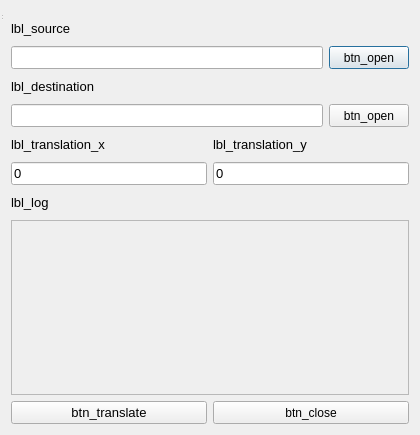
Qt form ToolTranslation.ui (LuigiCaradonna/cnctools-for-helios-automazioni) before a commit.
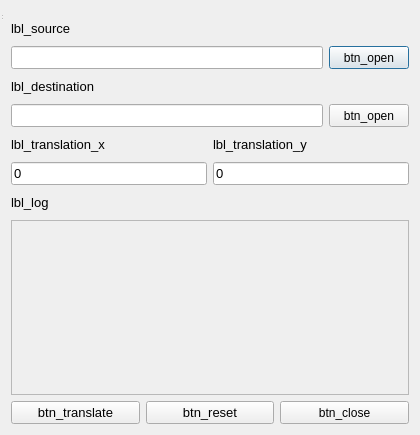
The same form after that commit.

Commit message: Added a reset button to the translation tool

```diff
--- a/ToolTranslation.ui
+++ b/ToolTranslation.ui
@@ -389,6 +389,33 @@
          </property>
         </widget>
        </item>
+       <item>
+        <widget class="QPushButton" name="btn_reset">
+         <property name="minimumSize">
+          <size>
+           <width>0</width>
+           <height>23</height>
+          </size>
+         </property>
+         <property name="maximumSize">
+          <size>
+           <width>16777215</width>
+           <height>23</height>
+          </size>
+         </property>
+         <property name="font">
+          <font>
+           <pointsize>10</pointsize>
+          </font>
+         </property>
+         <property name="toolTip">
+          <string notr="true"/>
+         </property>
+         <property name="text">
+          <string>btn_reset</string>
+         </property>
+        </widget>
+       </item>
        <item>
         <widget class="QPushButton" name="btn_close">
          <property name="minimumSize">
```
Left out of the diff: 2 changed lines with no effect on the pictures. The commit also changes 8 other files.
